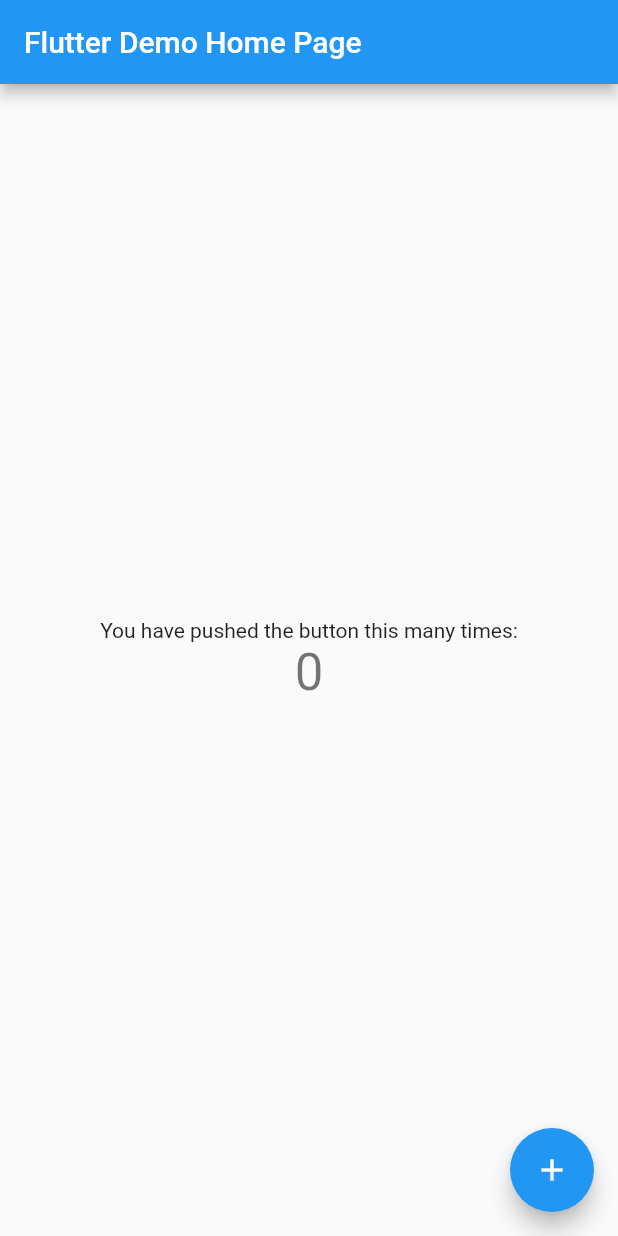
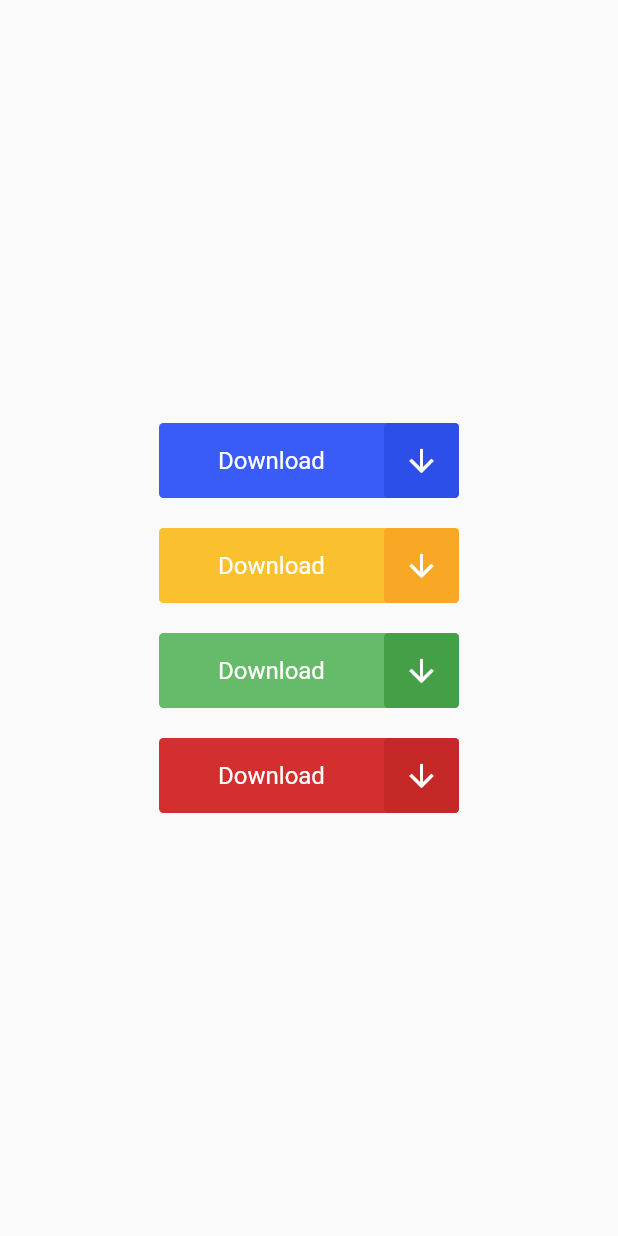
Before and after one commit to afgprogrammer/Flutter-button-animation, a Flutter app: the screen it shows after launch, on a phone screen of 412 x 824 dp. Run offline on Flutter 3.47's test engine with Material 2 defaults, Android fonts, the phone set to English and light mode, and no system bars.

Commit message:
Make main class

```diff
--- a/lib/main.dart
+++ b/lib/main.dart
@@ -1,111 +1,35 @@
+import 'package:day7_button_animation/ButtonAnimation.dart';
 import 'package:flutter/material.dart';
 
-void main() => runApp(MyApp());
+void main() => runApp(
+  MaterialApp(
+    debugShowCheckedModeBanner: false,
+    home: HomePage()
+  )
+);
 
-class MyApp extends StatelessWidget {
-  // This widget is the root of your application.
+class HomePage extends StatelessWidget {
   @override
   Widget build(BuildContext context) {
-    return MaterialApp(
-      title: 'Flutter Demo',
-      theme: ThemeData(
-        // This is the theme of your application.
-        //
-        // Try running your application with "flutter run". You'll see the
-        // application has a blue toolbar. Then, without quitting the app, try
-        // changing the primarySwatch below to Colors.green and then invoke
-        // "hot reload" (press "r" in the console where you ran "flutter run",
-        // or simply save your changes to "hot reload" in a Flutter IDE).
-        // Notice that the counter didn't reset back to zero; the application
-        // is not restarted.
-        primarySwatch: Colors.blue,
+    return Scaffold(
+      body: Container(
+        child: Center(
+          child: Column(
+            mainAxisAlignment: MainAxisAlignment.center,
+            children: <Widget>[
+              ButtonAnimation(Color.fromRGBO(57, 92, 249, 1), Color.fromRGBO(44, 78, 233, 1)),
+              SizedBox(height: 20,),
+              ButtonAnimation(Colors.yellow[700], Colors.yellow[800]),
+              SizedBox(height: 20,),
+
+              ButtonAnimation(Colors.green[400], Colors.green[600]),
+              SizedBox(height: 20,),
+
+              ButtonAnimation(Colors.red[700], Colors.red[800]),
+            ],
+          ),
+        ),
       ),
-      home: MyHomePage(title: 'Flutter Demo Home Page'),
     );
   }
 }
-
-class MyHomePage extends StatefulWidget {
-  MyHomePage({Key key, this.title}) : super(key: key);
-
-  // This widget is the home page of your application. It is stateful, meaning
-  // that it has a State object (defined below) that contains fields that affect
-  // how it looks.
-
-  // This class is the configuration for the state. It holds the values (in this
-  // case the title) provided by the parent (in this case the App widget) and
-  // used by the build method of the State. Fields in a Widget subclass are
-  // always marked "final".
-
-  final String title;
-
-  @override
-  _MyHomePageState createState() => _MyHomePageState();
-}
-
-class _MyHomePageState extends State<MyHomePage> {
-  int _counter = 0;
-
-  void _incrementCounter() {
-    setState(() {
-      // This call to setState tells the Flutter framework that something has
-      // changed in this State, which causes it to rerun the build method below
-      // so that the display can reflect the updated values. If we changed
-      // _counter without calling setState(), then the build method would not be
-      // called again, and so nothing would appear to happen.
-      _counter++;
-    });
-  }
-
-  @override
-  Widget build(BuildContext context) {
-    // This method is rerun every time setState is called, for instance as done
-    // by the _incrementCounter method above.
-    //
-    // The Flutter framework has been optimized to make rerunning build methods
-    // fast, so that you can just rebuild anything that needs updating rather
-    // than having to individually change instances of widgets.
-    return Scaffold(
-      appBar: AppBar(
-        // Here we take the value from the MyHomePage object that was created by
-        // the App.build method, and use it to set our appbar title.
-        title: Text(widget.title),
-      ),
-      body: Center(
-        // Center is a layout widget. It takes a single child and positions it
-        // in the middle of the parent.
-        child: Column(
-          // Column is also a layout widget. It takes a list of children and
-          // arranges them vertically. By default, it sizes itself to fit its
-          // children horizontally, and tries to be as tall as its parent.
-          //
-          // Invoke "debug painting" (press "p" in the console, choose the
-          // "Toggle Debug Paint" action from the Flutter Inspector in Android
-          // Studio, or the "Toggle Debug Paint" command in Visual Studio Code)
-          // to see the wireframe for each widget.
-          //
-          // Column has various properties to control how it sizes itself and
-          // how it positions its children. Here we use mainAxisAlignment to
-          // center the children vertically; the main axis here is the vertical
-          // axis because Columns are vertical (the cross axis would be
-          // horizontal).
-          mainAxisAlignment: MainAxisAlignment.center,
-          children: <Widget>[
-            Text(
-              'You have pushed the button this many times:',
-            ),
-            Text(
-              '$_counter',
-              style: Theme.of(context).textTheme.display1,
-            ),
-          ],
-        ),
-      ),
-      floatingActionButton: FloatingActionButton(
-        onPressed: _incrementCounter,
-        tooltip: 'Increment',
-        child: Icon(Icons.add),
-      ), // This trailing comma makes auto-formatting nicer for build methods.
-    );
-  }
-}
```
